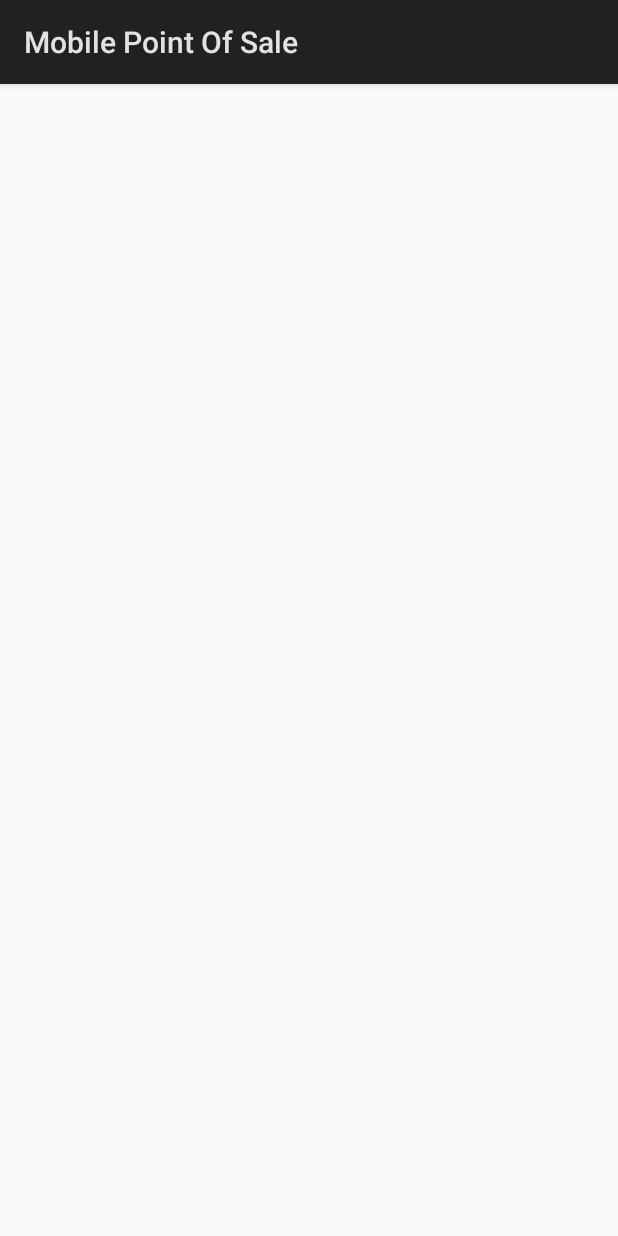
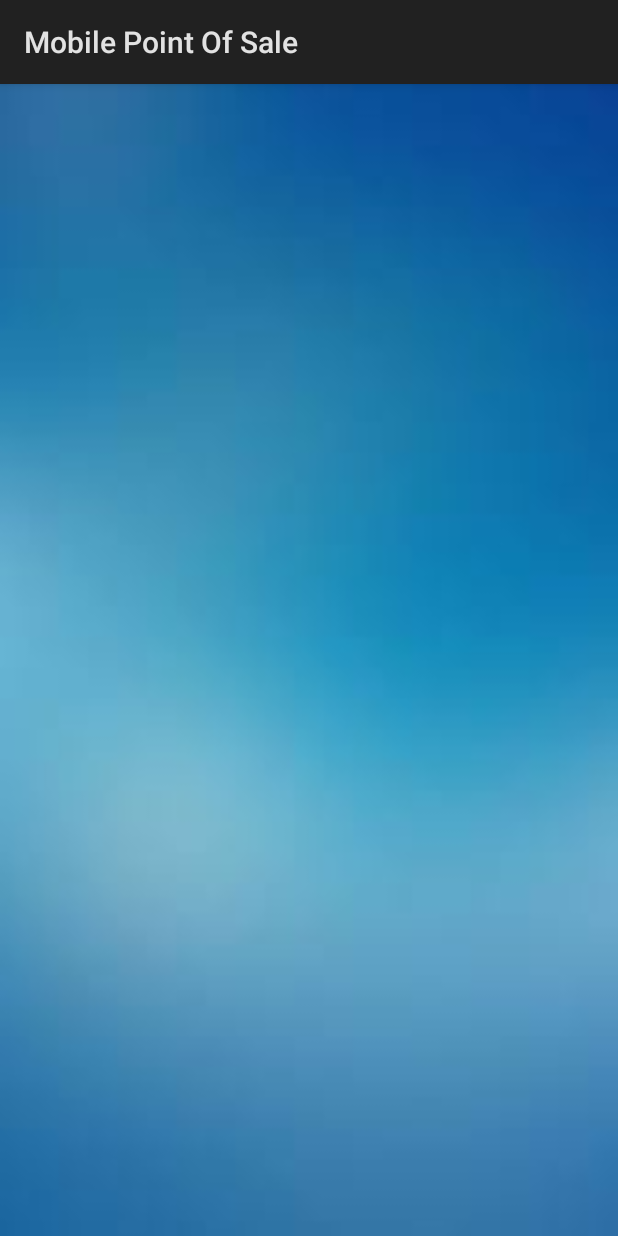
Before and after one commit to ms705085/point-of-sale, an Android app: the screen it shows after launch (MainActivity), on a phone screen of 412 x 824 dp. Run offline under Robolectric (Android 15) with nearby library versions, the phone set to English and light mode, and no system bars.

Commit message:
Change background, icon and app name

```diff
--- a/app/src/main/res/layout/activity_main.xml
+++ b/app/src/main/res/layout/activity_main.xml
@@ -5,6 +5,7 @@
     android:layout_width="match_parent"
     android:layout_height="match_parent"
     android:orientation="horizontal"
-    tools:context="mx.iteso.ms.codigobarras.MainActivity">
+    tools:context="mx.iteso.ms.codigobarras.MainActivity"
+    android:background="@drawable/bg_pos">
 
 </RelativeLayout>
--- a/app/src/main/res/values/strings.xml
+++ b/app/src/main/res/values/strings.xml
@@ -1,3 +1,4 @@
 <resources>
-    <string name="app_name">Mobile Point Of Sale</string>
+    <string name="app_name">POS Mobile</string>
+    <string name="app_title">Mobile Point Of Sale</string>
 </resources>
```
Also changed, not shown: app/src/main/AndroidManifest.xml (+4 -4 lines), app/src/main/res/drawable/bg_pos.jpg (added), app/src/main/res/mipmap-hdpi/ic_launcher_pos.png (added), app/src/main/res/mipmap-mdpi/ic_launcher_pos.png (added), app/src/main/res/mipmap-xhdpi/ic_launcher_pos.png (added), app/src/main/res/mipmap-xxhdpi/ic_launcher_pos.png (added), app/src/main/res/mipmap-xxxhdpi/ic_launcher_pos.png (added), 1 other file.
